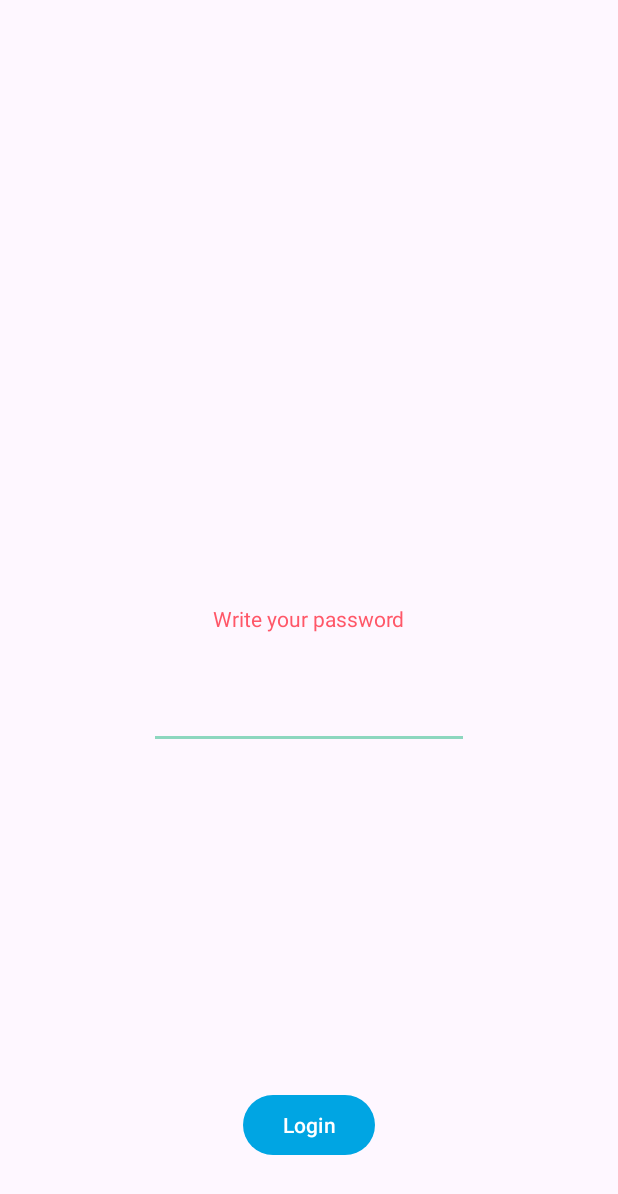
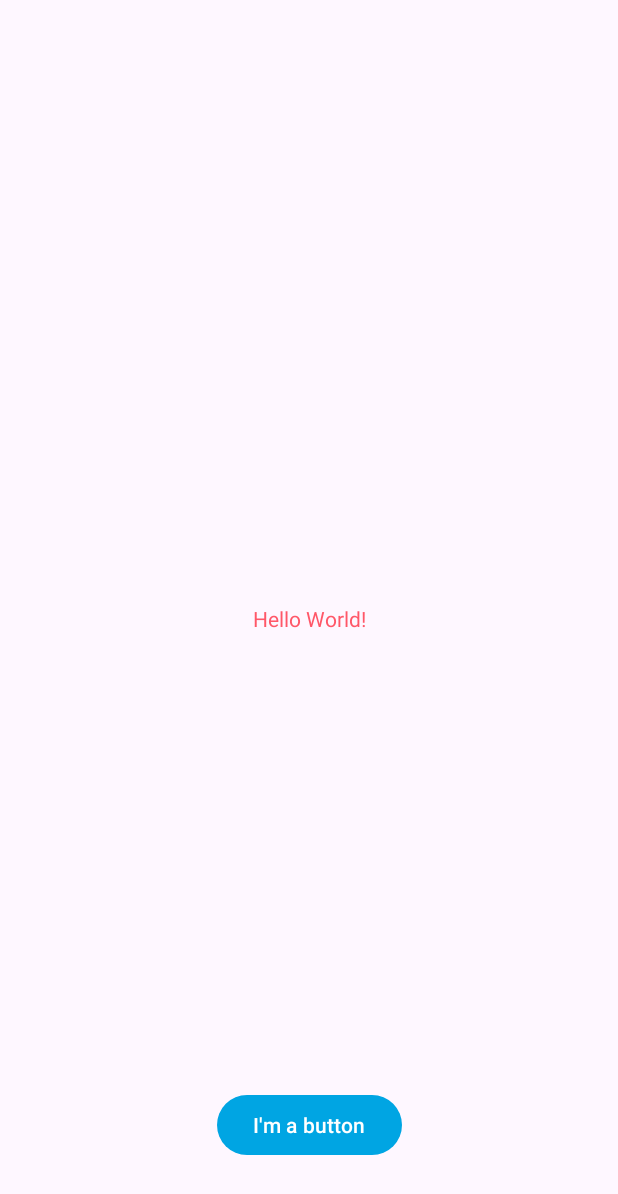
Before and after one commit to andresporrasdev/AndresAndroid, an Android app: the screen it shows after launch (MainActivity), on a phone screen of 412 x 824 dp. Shown: the top 1194 px of the screen. Run offline under Robolectric (Android 15) with nearby library versions, the phone set to English and light mode, and no system bars.

Commit message:
Revert "Week5"

```diff
--- a/app/src/main/res/layout/activity_main.xml
+++ b/app/src/main/res/layout/activity_main.xml
@@ -7,17 +7,15 @@
     tools:context=".MainActivity">
 
     <TextView
-        android:id="@+id/textView"
         android:layout_width="wrap_content"
         android:layout_height="wrap_content"
-        android:text="@string/type_password"
+        android:text="@string/hello_message"
         app:layout_constraintBottom_toBottomOf="parent"
         app:layout_constraintEnd_toEndOf="parent"
         app:layout_constraintStart_toStartOf="parent"
         app:layout_constraintTop_toTopOf="parent" />
 
     <Button
-        android:id="@+id/button"
         android:layout_width="wrap_content"
         android:layout_height="wrap_content"
         android:layout_marginBottom="50dp"
@@ -27,15 +25,4 @@
         app:layout_constraintHorizontal_bias="0.5"
         app:layout_constraintStart_toStartOf="parent"></Button>
 
-    <EditText
-        android:id="@+id/editTextTextPassword"
-        android:layout_width="wrap_content"
-        android:layout_height="wrap_content"
-        android:layout_marginTop="32dp"
-        android:ems="10"
-        android:inputType="textPassword"
-        app:layout_constraintEnd_toEndOf="parent"
-        app:layout_constraintStart_toStartOf="parent"
-        app:layout_constraintTop_toBottomOf="@+id/textView" />
-
 </androidx.constraintlayout.widget.ConstraintLayout>
--- a/app/src/main/res/values/strings.xml
+++ b/app/src/main/res/values/strings.xml
@@ -1,6 +1,5 @@
 <resources>
     <string name="app_name">AndresAndroid</string>
     <string name="hello_message">Hello World!</string>
-    <string name="button_message">Login</string>
-    <string name="type_password">Write your password</string>
+    <string name="button_message">I\'m a button</string>
 </resources>
--- a/build.gradle.kts
+++ b/build.gradle.kts
@@ -1,4 +1,4 @@
 // Top-level build file where you can add configuration options common to all sub-projects/modules.
 plugins {
-    id("com.android.application") version "8.2.2" apply false
+    id("com.android.application") version "8.2.1" apply false
 }
```
Also changed, not shown: app/src/main/java/algonquin/cst2335/porr0016/MainActivity.java (+0 -82 lines), 1 other file.
